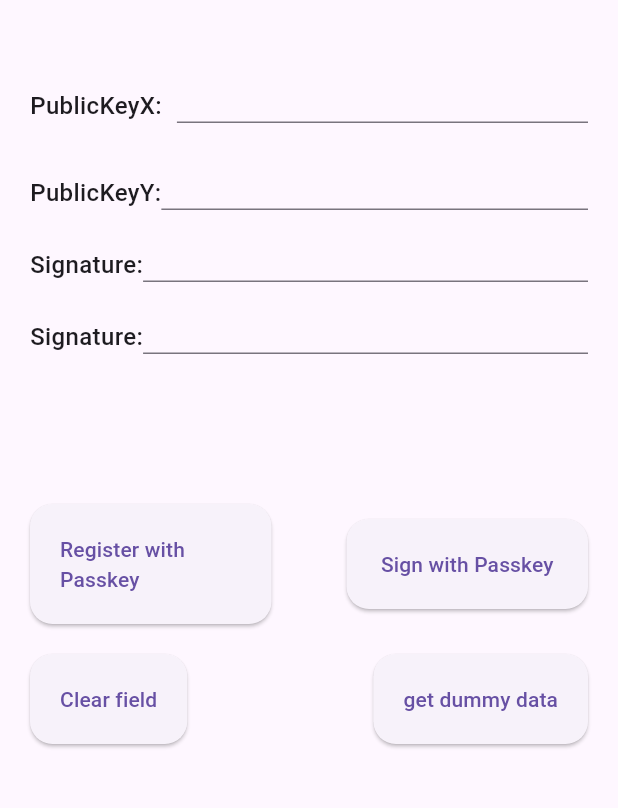
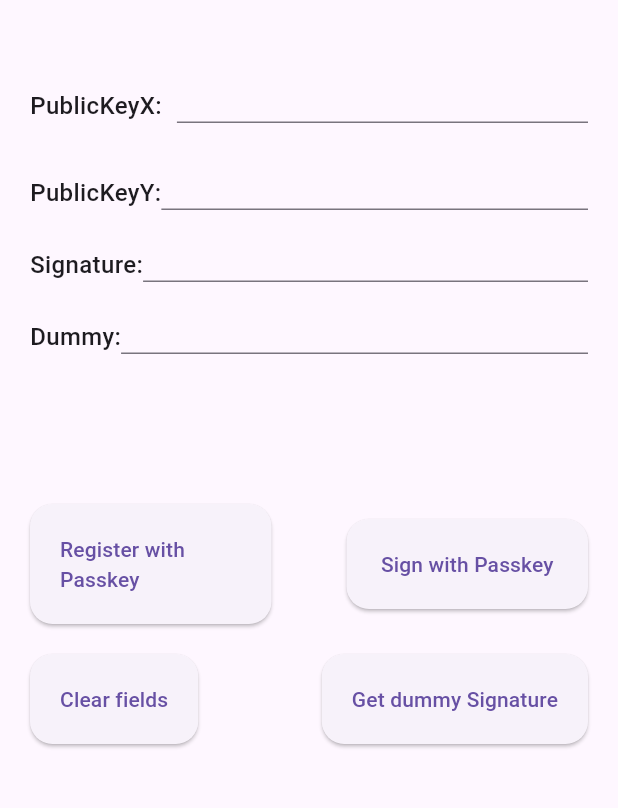
Before and after one commit to vaariance/web3-signers, a Flutter app: the screen it shows after launch, after a tap on "Sign with Passkey", on a phone screen of 412 x 824 dp, the part 63-871 px from its top. Run offline on Flutter 3.47's test engine with Material 3 defaults, Android fonts, the phone set to English and light mode, and no system bars; missing offline and left inert: asn1lib, blockchain_utils, passkeys, web3dart.

```diff
--- a/example/lib/main.dart
+++ b/example/lib/main.dart
@@ -41,9 +41,8 @@ class _Web3SignerState extends State<Web3Signer> {
 
   void _updatePkpSignature() => setState(() async {
         final sig = await _pkpSigner.signToPasskeySignature(Uint8List(32));
-        _textField3Controller.text =
-            "[r:${sig.signature.item1.toHex()}, s:${sig.signature.item2.toHex()}]";
         final calldata = hexlify(sig.toUint8List());
+        _textField3Controller.text = calldata;
         log(calldata);
       });
 
@@ -134,7 +133,7 @@ class _Web3SignerState extends State<Web3Signer> {
                 crossAxisAlignment: CrossAxisAlignment.end,
                 children: [
                   const Text(
-                    'Signature:',
+                    'Dummy:',
                     style: TextStyle(fontSize: 16, fontWeight: FontWeight.w500),
                   ),
                   Expanded(
@@ -200,7 +199,7 @@ class _Web3SignerState extends State<Web3Signer> {
                       ),
                     ),
                     onPressed: _clearAllFields,
-                    child: const Text('Clear field'),
+                    child: const Text('Clear fields'),
                   ),
                   ElevatedButton(
                     style: ElevatedButton.styleFrom(
@@ -211,7 +210,7 @@ class _Web3SignerState extends State<Web3Signer> {
                       ),
                     ),
                     onPressed: _getDummySig,
-                    child: const Text('get dummy data'),
+                    child: const Text('Get dummy Signature'),
                   ),
                 ],
               ),
--- a/pubspec.yaml
+++ b/pubspec.yaml
@@ -1,6 +1,6 @@
 name: web3_signers
 description: Web3 signers provides a uniform interface for signing EIP-1271 messages with different EC algorithms.
-version: 0.1.0
+version: 0.1.1
 homepage: https://variance.space
 repository: https://github.com/vaariance/web3-signers
 issue_tracker: https://github.com/vaariance/web3-signers/issues
@@ -12,6 +12,7 @@ environment:
 platforms:
   android:
   ios:
+  web:
 
 dependencies:
   asn1lib: ^1.5.5
```
Also changed, not shown: 2 other files.
